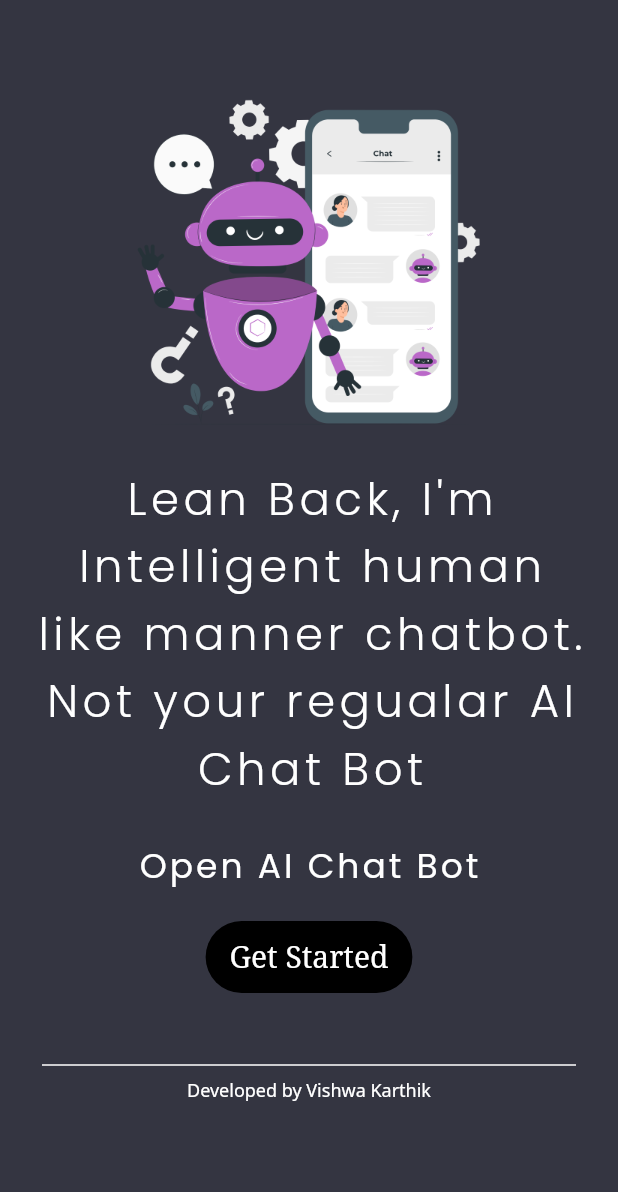
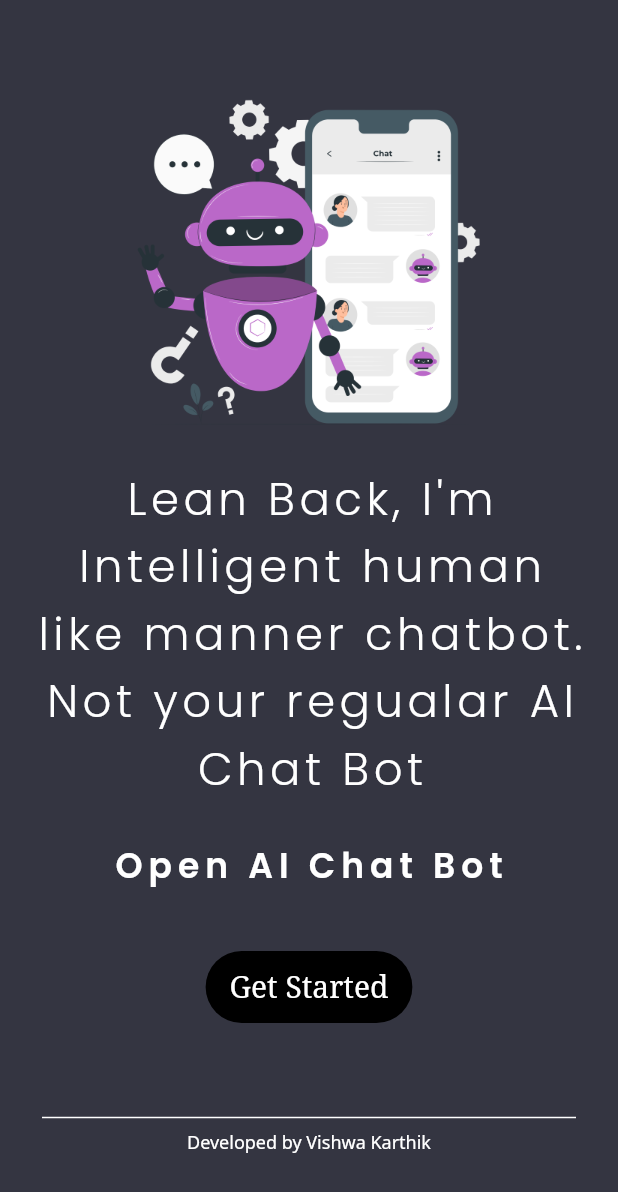
Before and after one commit to Vishwa-Karthik/ChatGPT, a Flutter app: the screen it shows after launch, on a phone screen of 412 x 824 dp. Shown: the top 1192 px of the screen. Run offline on Flutter 3.47's test engine with Material 2 defaults, Android fonts, the phone set to English and light mode, and no system bars; our stand-ins replace avatar_glow, flutter_dotenv, google_fonts, speech_to_text.

Commit message:
intro_page

```diff
--- a/lib/Screens/intro_page.dart
+++ b/lib/Screens/intro_page.dart
@@ -12,8 +12,7 @@ class IntroPage extends StatelessWidget {
   Widget build(BuildContext context) {
     return Scaffold(
       backgroundColor: KScaffoldBackgroundColor,
-      body: SingleChildScrollView(
-        child: Column(
+      body: Column(
         mainAxisAlignment: MainAxisAlignment.center,
         children: [
           //* logo
@@ -66,13 +65,14 @@ class IntroPage extends StatelessWidget {
           Text(
             "Open AI Chat Bot",
             style: GoogleFonts.poppins(
-                letterSpacing: 2,
+              letterSpacing: 4,
               fontSize: 23,
+              fontWeight: FontWeight.w600,
               color: KTextColor,
             ),
           ),
           const SizedBox(
-              height: 20,
+            height: 40,
           ),
 
           //* Get STarted button
@@ -91,15 +91,12 @@ class IntroPage extends StatelessWidget {
               },
               child: Text(
                 "Get Started",
-                  style:
-                      GoogleFonts.notoSerif(color: Colors.white, fontSize: 20),
+                style: GoogleFonts.notoSerif(color: Colors.white, fontSize: 20),
               ),
             ),
           ),
 
-            const SizedBox(
-              height: 40,
-            ),
+          const Spacer(),
 
           const Padding(
             padding: EdgeInsets.symmetric(horizontal: 28.0),
@@ -111,8 +108,9 @@ class IntroPage extends StatelessWidget {
             "Developed by Vishwa Karthik",
             style: GoogleFonts.notoSans(color: Colors.white, fontSize: 12),
           ),
+
+          const Spacer(),
         ],
-        ),
       ),
     );
   }
```
Also changed, not shown: pubspec.lock. Lines whose indentation alone changed are shown as unchanged.
